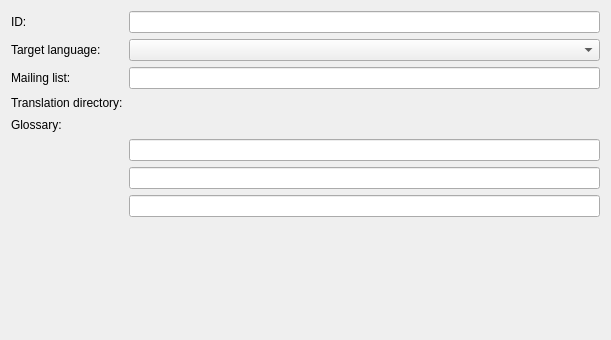
The window that src/project/prefs_projectmain.ui (KDE/lokalize) describes before a commit, drawn with Qt 5.
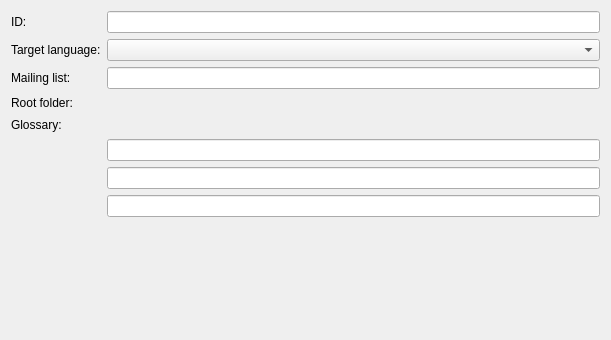
The same window after the commit. Custom widgets are drawn as their Qt base class.

Commit message: attaching external files as sources for alternate translations is now possible. (via dropping or automatically by specifying 'Alternate translations folder' project option) this essentially is the same as Sync mode, except it doesn't do any modifications to 'alernate' file nor target diffs

Diff of the .ui file:
```diff
--- a/src/project/prefs_projectmain.ui
+++ b/src/project/prefs_projectmain.ui
@@ -75,7 +75,7 @@
    <item row="3" column="0" >
     <widget class="QLabel" name="l1" >
      <property name="text" >
-      <string comment="@label:textbox" >Translation directory:</string>
+      <string comment="@label:textbox" >Root folder:</string>
      </property>
      <property name="wordWrap" >
       <bool>false</bool>
```
Left out of the diff: 4 changed lines with no effect on the pictures. The commit also changes 13 other files.
